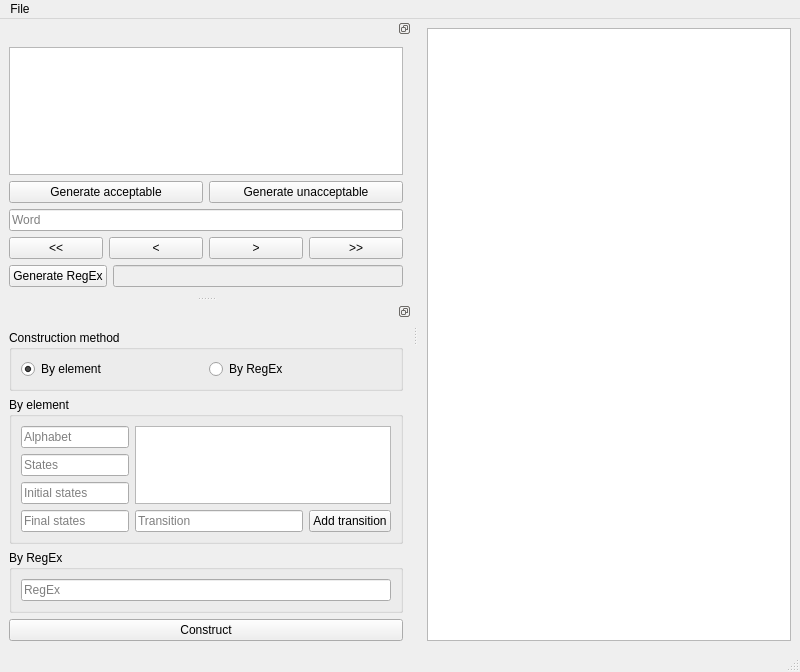
First picture: the form in main_window.ui, repository Aca-S/finite-automata-toolbox, before the edit.
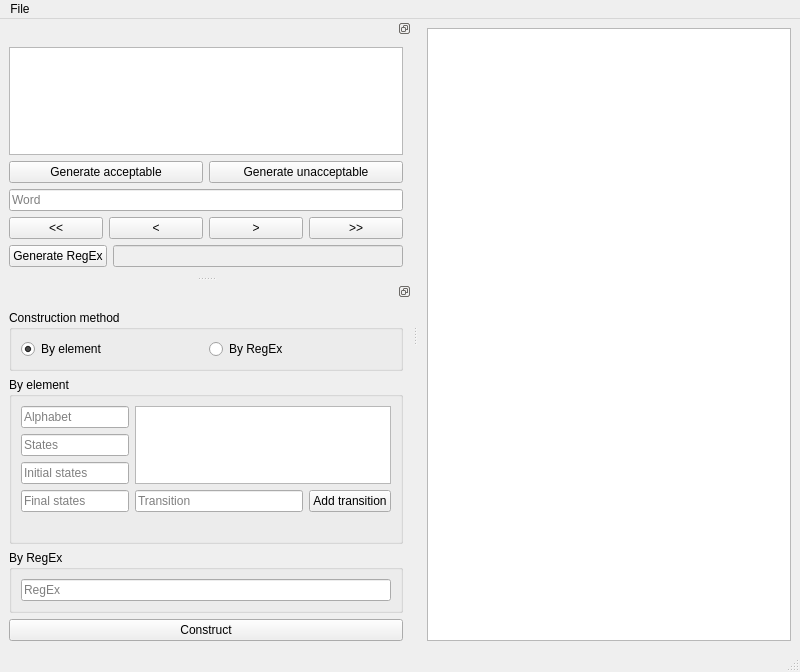
Second picture: the form after the edit.

Commit message: Implemented by-element construction input validation

```diff
--- a/main_window.ui
+++ b/main_window.ui
@@ -235,6 +235,16 @@
             </item>
            </layout>
           </item>
+          <item row="1" column="0">
+           <widget class="QLabel" name="construction_by_element_info">
+            <property name="text">
+             <string/>
+            </property>
+            <property name="wordWrap">
+             <bool>true</bool>
+            </property>
+           </widget>
+          </item>
          </layout>
         </widget>
        </item>
```
The commit also changes 2 other files.
